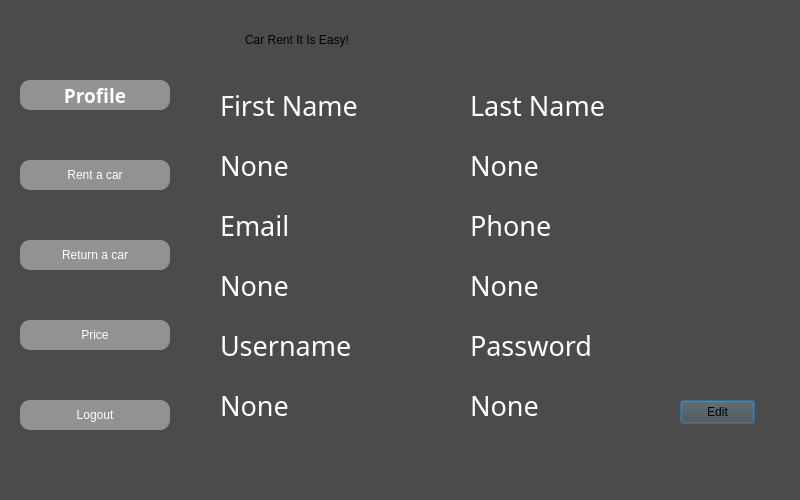
The window that Car-Rent-Ap-Qt/appwindow.ui (MilitaryGuineaPig/Car-Rent-Ap-Qt) describes before a commit, drawn with Qt 5.
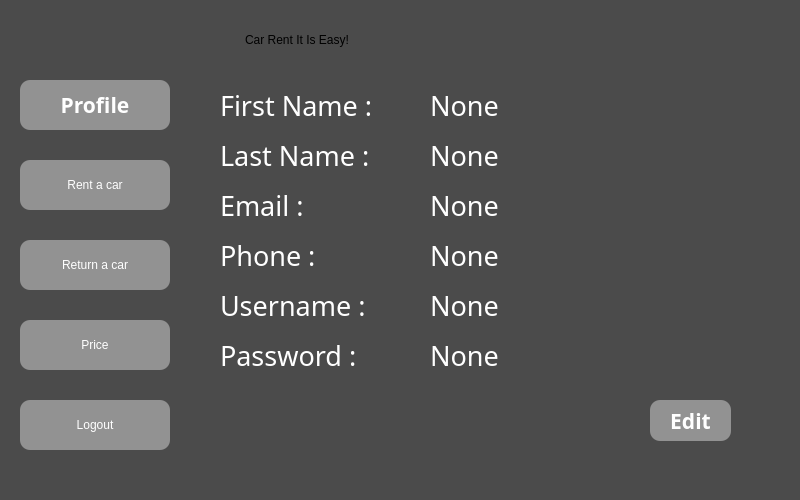
The same window after the commit.

Commit message: Some design Mod

The edit to the form file:
```diff
--- a/Car-Rent-Ap-Qt/appwindow.ui
+++ b/Car-Rent-Ap-Qt/appwindow.ui
@@ -31,7 +31,7 @@
       <rect>
        <x>20</x>
        <y>10</y>
-       <width>180</width>
+       <width>170</width>
        <height>30</height>
       </rect>
      </property>
@@ -46,14 +46,14 @@
       <string notr="true">color: rgb(255, 255, 255);</string>
      </property>
      <property name="text">
-      <string>First Name</string>
+      <string>First Name :</string>
      </property>
     </widget>
     <widget class="QLabel" name="LastNameText">
      <property name="geometry">
       <rect>
-       <x>270</x>
-       <y>10</y>
+       <x>20</x>
+       <y>60</y>
        <width>180</width>
        <height>30</height>
       </rect>
@@ -69,14 +69,14 @@
       <string notr="true">color: rgb(255, 255, 255);</string>
      </property>
      <property name="text">
-      <string>Last Name</string>
+      <string>Last Name :</string>
      </property>
     </widget>
     <widget class="QLabel" name="EmailText">
      <property name="geometry">
       <rect>
        <x>20</x>
-       <y>130</y>
+       <y>110</y>
        <width>180</width>
        <height>30</height>
       </rect>
@@ -92,14 +92,14 @@
       <string notr="true">color: rgb(255, 255, 255);</string>
      </property>
      <property name="text">
-      <string>Email</string>
+      <string>Email :</string>
      </property>
     </widget>
     <widget class="QLabel" name="PhoneText">
      <property name="geometry">
       <rect>
-       <x>270</x>
-       <y>130</y>
+       <x>20</x>
+       <y>160</y>
        <width>180</width>
        <height>30</height>
       </rect>
@@ -115,14 +115,14 @@
       <string notr="true">color: rgb(255, 255, 255);</string>
      </property>
      <property name="text">
-      <string>Phone</string>
+      <string>Phone :</string>
      </property>
     </widget>
     <widget class="QLabel" name="UsernameText">
      <property name="geometry">
       <rect>
        <x>20</x>
-       <y>250</y>
+       <y>210</y>
        <width>180</width>
        <height>30</height>
       </rect>
@@ -138,14 +138,14 @@
       <string notr="true">color: rgb(255, 255, 255);</string>
      </property>
      <property name="text">
-      <string>Username</string>
+      <string>Username :</string>
      </property>
     </widget>
     <widget class="QLabel" name="PasswordText">
      <property name="geometry">
       <rect>
-       <x>270</x>
-       <y>250</y>
+       <x>20</x>
+       <y>260</y>
        <width>180</width>
        <height>30</height>
       </rect>
@@ -161,15 +161,15 @@
       <string notr="true">color: rgb(255, 255, 255);</string>
      </property>
      <property name="text">
-      <string>Password</string>
+      <string>Password :</string>
      </property>
     </widget>
     <widget class="QLabel" name="FirstNameText_2">
      <property name="geometry">
       <rect>
-       <x>20</x>
-       <y>70</y>
-       <width>180</width>
+       <x>230</x>
+       <y>10</y>
+       <width>270</width>
        <height>30</height>
       </rect>
      </property>
@@ -190,9 +190,9 @@
     <widget class="QLabel" name="LastNameText_2">
      <property name="geometry">
       <rect>
-       <x>270</x>
-       <y>70</y>
-       <width>180</width>
+       <x>230</x>
+       <y>60</y>
+       <width>270</width>
        <height>30</height>
       </rect>
      </property>
@@ -213,9 +213,9 @@
     <widget class="QLabel" name="EmailText_2">
      <property name="geometry">
       <rect>
-       <x>20</x>
-       <y>190</y>
-       <width>180</width>
+       <x>230</x>
+       <y>110</y>
+       <width>270</width>
        <height>30</height>
       </rect>
      </property>
@@ -236,9 +236,9 @@
     <widget class="QLabel" name="PhoneText_2">
      <property name="geometry">
       <rect>
-       <x>270</x>
-       <y>190</y>
-       <width>180</width>
+       <x>230</x>
+       <y>160</y>
+       <width>270</width>
        <height>30</height>
       </rect>
      </property>
@@ -259,9 +259,9 @@
     <widget class="QLabel" name="PasswordText_2">
      <property name="geometry">
       <rect>
-       <x>270</x>
-       <y>310</y>
-       <width>180</width>
+       <x>230</x>
+       <y>260</y>
+       <width>270</width>
        <height>30</height>
       </rect>
      </property>
@@ -282,9 +282,9 @@
     <widget class="QLabel" name="UsernameText_2">
      <property name="geometry">
       <rect>
-       <x>20</x>
-       <y>310</y>
-       <width>180</width>
+       <x>230</x>
+       <y>210</y>
+       <width>270</width>
        <height>30</height>
       </rect>
      </property>
@@ -305,12 +305,48 @@
     <widget class="QPushButton" name="EditProfileBtn">
      <property name="geometry">
       <rect>
-       <x>480</x>
+       <x>450</x>
        <y>320</y>
-       <width>75</width>
-       <height>24</height>
+       <width>81</width>
+       <height>41</height>
       </rect>
      </property>
+     <property name="font">
+      <font>
+       <family>Segoe Print</family>
+       <pointsize>16</pointsize>
+       <italic>false</italic>
+       <bold>true</bold>
+      </font>
+     </property>
+     <property name="cursor">
+      <cursorShape>PointingHandCursor</cursorShape>
+     </property>
+     <property name="styleSheet">
+      <string notr="true">QPushButton{
+background-color: rgba(255, 255, 255, 100);
+border-radius: 10px;
+color: rgba(192, 192, 192, 240);
+color: white;
+text-align: center;
+font: 700 16pt &quot;Segoe Print&quot;;
+}
+
+QPushButton:hover{
+background-color: rgba(255, 255, 255, 0);
+border-radius: 10px;
+color: white;
+text-align: center;
+font: 700 16pt &quot;Segoe Print&quot;;
+}
+QPushButton:pressed{
+background-color: rgba(255, 255, 255, 0);
+border-radius: 10px;
+color: white;
+text-align: center;
+font: 700 16pt &quot;Segoe Print&quot;;
+}</string>
+     </property>
      <property name="text">
       <string>Edit</string>
      </property>
@@ -641,7 +677,7 @@
      <x>20</x>
      <y>400</y>
      <width>150</width>
-     <height>30</height>
+     <height>50</height>
     </rect>
    </property>
    <property name="cursor">
@@ -682,7 +718,7 @@
      <x>20</x>
      <y>240</y>
      <width>150</width>
-     <height>30</height>
+     <height>50</height>
     </rect>
    </property>
    <property name="cursor">
@@ -723,7 +759,7 @@
      <x>20</x>
      <y>160</y>
      <width>150</width>
-     <height>30</height>
+     <height>50</height>
     </rect>
    </property>
    <property name="cursor">
@@ -764,13 +800,13 @@
      <x>20</x>
      <y>80</y>
      <width>150</width>
-     <height>30</height>
+     <height>50</height>
     </rect>
    </property>
    <property name="font">
     <font>
      <family>Segoe Print</family>
-     <pointsize>14</pointsize>
+     <pointsize>16</pointsize>
      <italic>false</italic>
      <bold>true</bold>
     </font>
@@ -813,7 +849,7 @@
      <x>20</x>
      <y>320</y>
      <width>150</width>
-     <height>30</height>
+     <height>50</height>
     </rect>
    </property>
    <property name="cursor">
```
Left out of the diff: 62 changed lines with no effect on the pictures. The commit also changes 7 other files.
